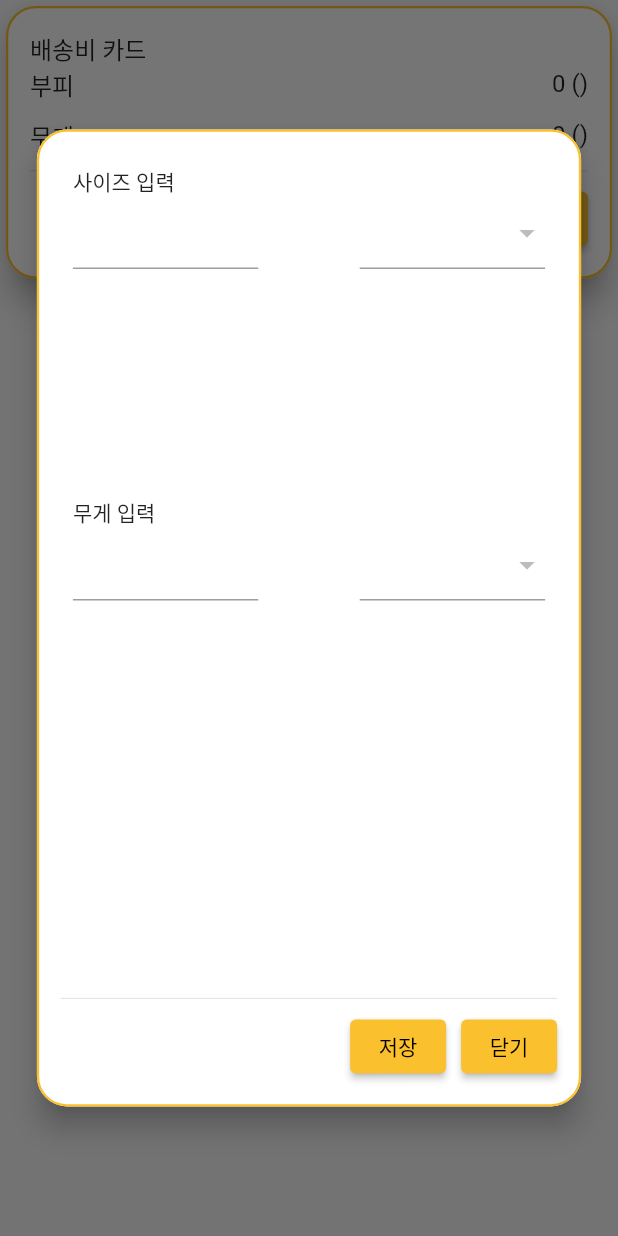
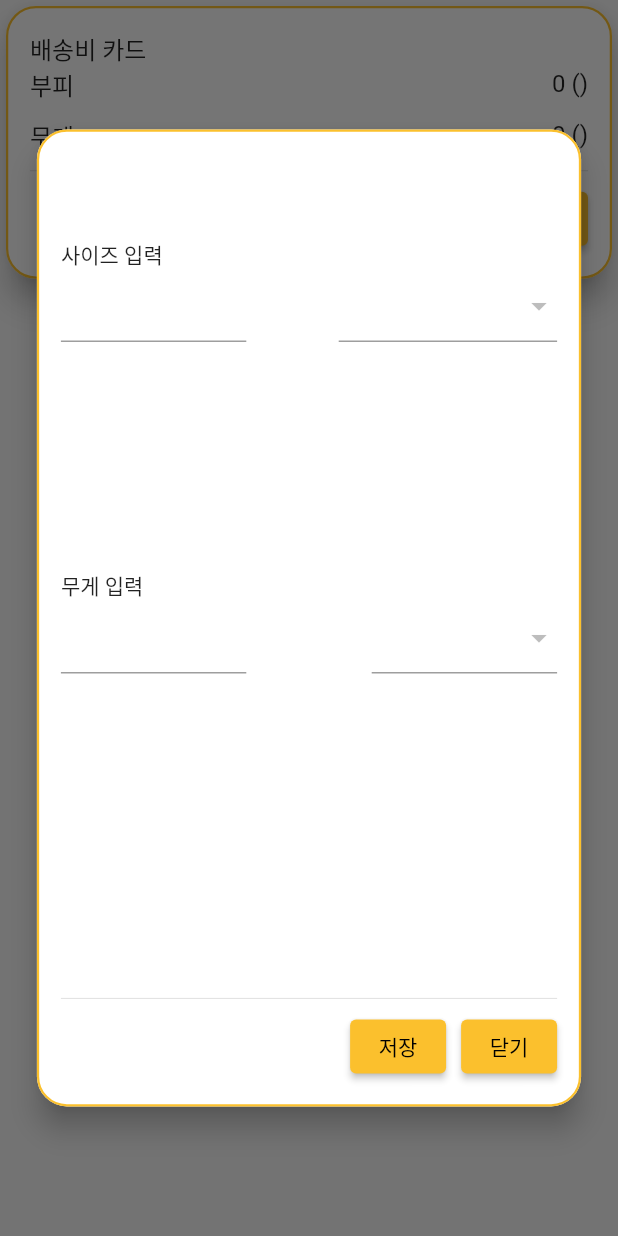
Before and after one commit to seongpil0948/io_box_uncle, a Flutter app: the ShipAmountCard widget shown alone on an empty page, opened directly with empty values, after a tap on "제원변경", on a phone screen of 412 x 824 dp. Run offline on Flutter 3.47's test engine with Material 2 defaults, Android fonts, the phone set to English and light mode, and no system bars; our stand-ins replace cloud_firestore, dio, equatable, firebase_auth, firebase_core, flutter_bloc and 2 more; missing offline and left inert: kakao_flutter_sdk_user; accounts and stored records are empty.

Commit message:
error fix

```diff
--- a/lib/module/auth/repo.dart
+++ b/lib/module/auth/repo.dart
@@ -18,6 +18,12 @@ class AuthRepo {
       }
 
       final user = await getUserById(firebaseUser.uid);
+      if (user.userInfo.role != UserRole.uncleWorker) {
+        if (kDebugMode) {
+          print("user role (${user.userInfo.role}) not uncle worker");
+          return null;
+        }
+      }
       // final j = user.toJsonCache();
       final j = user.toJson();
       pref.setString(userCacheKey, jsonEncode(j));
--- a/lib/module/ship/bloc/shipment_bloc.dart
+++ b/lib/module/ship/bloc/shipment_bloc.dart
@@ -71,7 +71,9 @@ class ShipmentBloc extends Bloc<ShipmentEvent, ShipmentState> {
       await emit.forEach<List<ShipOrder>>(
           orderRepo.getShipmentOrders(
               user.userInfo.userId, user.userInfo.managerId!),
-          onData: (orders) => ShipOrderState(shipOrders: orders));
+          onData: (orders) {
+        return ShipOrderState(shipOrders: orders);
+      });
     }
   }
 }
--- a/lib/module/ship/model/shipment.dart
+++ b/lib/module/ship/model/shipment.dart
@@ -33,7 +33,7 @@ class Shipment with _$Shipment {
       sizeUnit != null && weightUnit != null && size != null && weight != null;
 
   get pickAmount => amountMeasurable
-      ? pickupFeeBasic! + (size! * amountBySize!) + (weight! + amountByWeight!)
+      ? pickupFeeBasic + (size! * amountBySize!) + (weight! + amountByWeight!)
       : throw Exception("pickup amount not measurable");
 
   get amount => pickAmount + shipFeeBasic;
--- a/lib/view/page/ship/pickup_detail.dart
+++ b/lib/view/page/ship/pickup_detail.dart
@@ -94,7 +94,9 @@ class ShipAmountCard extends StatelessWidget {
                       barrierDismissible: false, // close when click outside
                       builder: ((context) {
                         return ShipSpecifySelect(p: p);
-                  })).then((value) => Navigator.of(context).pop());
+                      }))
+                  .then((value) =>
+                      context.read<AppBloc>().add(DisSelectPickup()));
             },
             child: txt("제원변경"))
       ],
@@ -136,12 +138,11 @@ class _ShipSpecifySelectState extends State<ShipSpecifySelect> {
       padding: EdgeInsets.symmetric(
           horizontal: size.width * 0.05, vertical: size.height * 0.1),
       child: IoCard(
-        height: size.height / 2,
+        height: size.height * 0.8,
         content: Form(
           key: _formKey,
-          child: Padding(
-            padding: const EdgeInsets.all(8.0),
           child: Column(
+            mainAxisAlignment: MainAxisAlignment.center,
             children: [
               row(txt("사이즈 입력"), null),
               row(
@@ -154,7 +155,7 @@ class _ShipSpecifySelectState extends State<ShipSpecifySelect> {
                         },
                       )),
                   SizedBox(
-                      width: widgetW,
+                    width: widgetW + 22,
                     height: height,
                     child: DropdownButtonFormField(
                         onSaved: (newValue) {
@@ -212,7 +213,6 @@ class _ShipSpecifySelectState extends State<ShipSpecifySelect> {
             ],
           ),
         ),
-        ),
         footer: [
           ElevatedButton(
             onPressed: () async {
@@ -231,6 +231,7 @@ class _ShipSpecifySelectState extends State<ShipSpecifySelect> {
                     SnackBar(content: Text('저장완료 ${shipment.shippingId}')),
                   );
                   Navigator.of(context).pop();
+                  context.read<AppBloc>().add(DisSelectPickup());
                 });
               }
             },
@@ -239,6 +240,7 @@ class _ShipSpecifySelectState extends State<ShipSpecifySelect> {
           ElevatedButton(
               onPressed: () {
                 Navigator.of(context).pop();
+                context.read<AppBloc>().add(DisSelectPickup());
               },
               child: txt("닫기"))
         ],
```
Also changed, not shown: lib/module/ship/repo.dart (+13 -8 lines), lib/view/page/login.dart (+9 -31 lines), lib/module/auth/index.g.dart, lib/module/ship/model/index.g.dart. Lines whose indentation alone changed are shown as unchanged.
